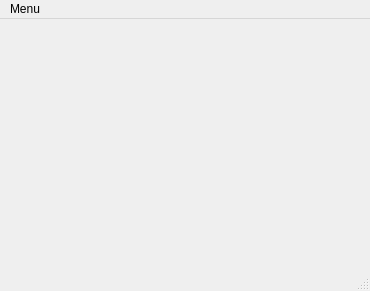
First picture: the form in settings/mainwindow_test.ui, repository piokac/summerschoolUR3, before the edit.
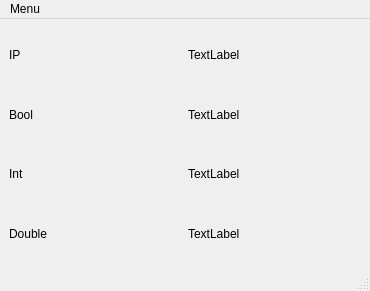
Second picture: the form after the edit.

```diff
--- a/settings/mainwindow_test.ui
+++ b/settings/mainwindow_test.ui
@@ -13,7 +13,66 @@
   <property name="windowTitle">
    <string>MainWindow</string>
   </property>
-  <widget class="QWidget" name="centralwidget"/>
+  <widget class="QWidget" name="centralwidget">
+   <layout class="QGridLayout" name="gridLayout">
+    <item row="0" column="0">
+     <widget class="QLabel" name="label_4">
+      <property name="text">
+       <string>IP</string>
+      </property>
+     </widget>
+    </item>
+    <item row="3" column="0">
+     <widget class="QLabel" name="label_2">
+      <property name="text">
+       <string>Int</string>
+      </property>
+     </widget>
+    </item>
+    <item row="2" column="0">
+     <widget class="QLabel" name="label">
+      <property name="text">
+       <string>Bool</string>
+      </property>
+     </widget>
+    </item>
+    <item row="4" column="0">
+     <widget class="QLabel" name="label_3">
+      <property name="text">
+       <string>Double</string>
+      </property>
+     </widget>
+    </item>
+    <item row="0" column="1">
+     <widget class="QLabel" name="label_ip">
+      <property name="text">
+       <string>TextLabel</string>
+      </property>
+     </widget>
+    </item>
+    <item row="2" column="1">
+     <widget class="QLabel" name="label_bool">
+      <property name="text">
+       <string>TextLabel</string>
+      </property>
+     </widget>
+    </item>
+    <item row="3" column="1">
+     <widget class="QLabel" name="label_int">
+      <property name="text">
+       <string>TextLabel</string>
+      </property>
+     </widget>
+    </item>
+    <item row="4" column="1">
+     <widget class="QLabel" name="label_double">
+      <property name="text">
+       <string>TextLabel</string>
+      </property>
+     </widget>
+    </item>
+   </layout>
+  </widget>
   <widget class="QMenuBar" name="menubar">
    <property name="geometry">
     <rect>
```
